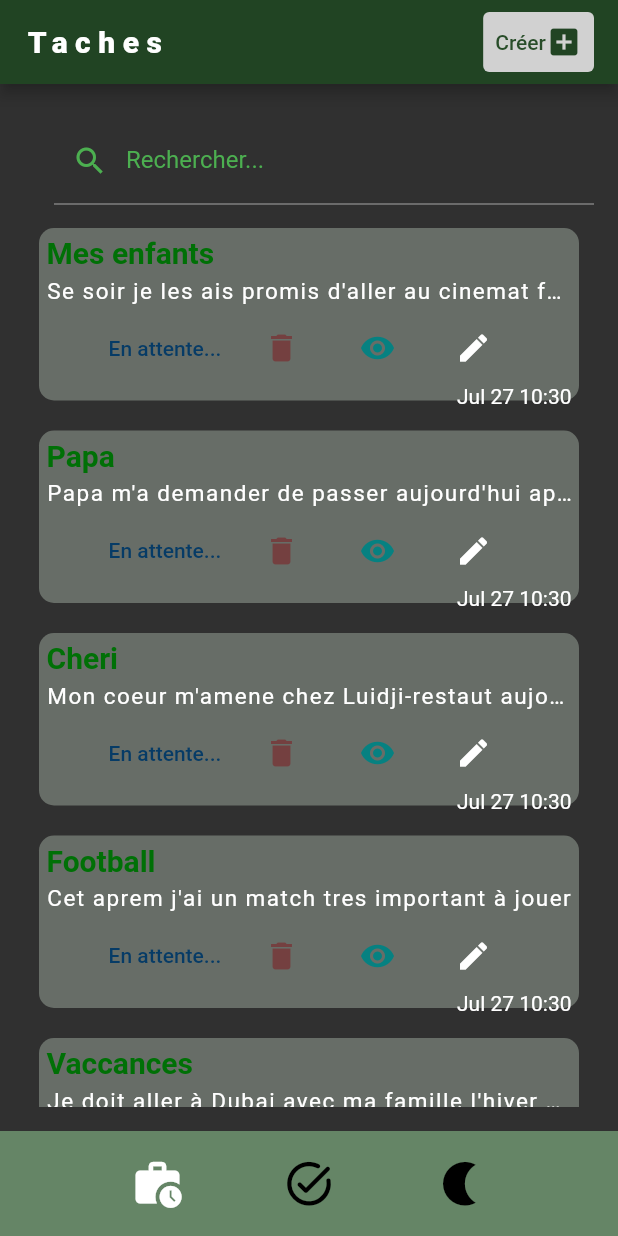
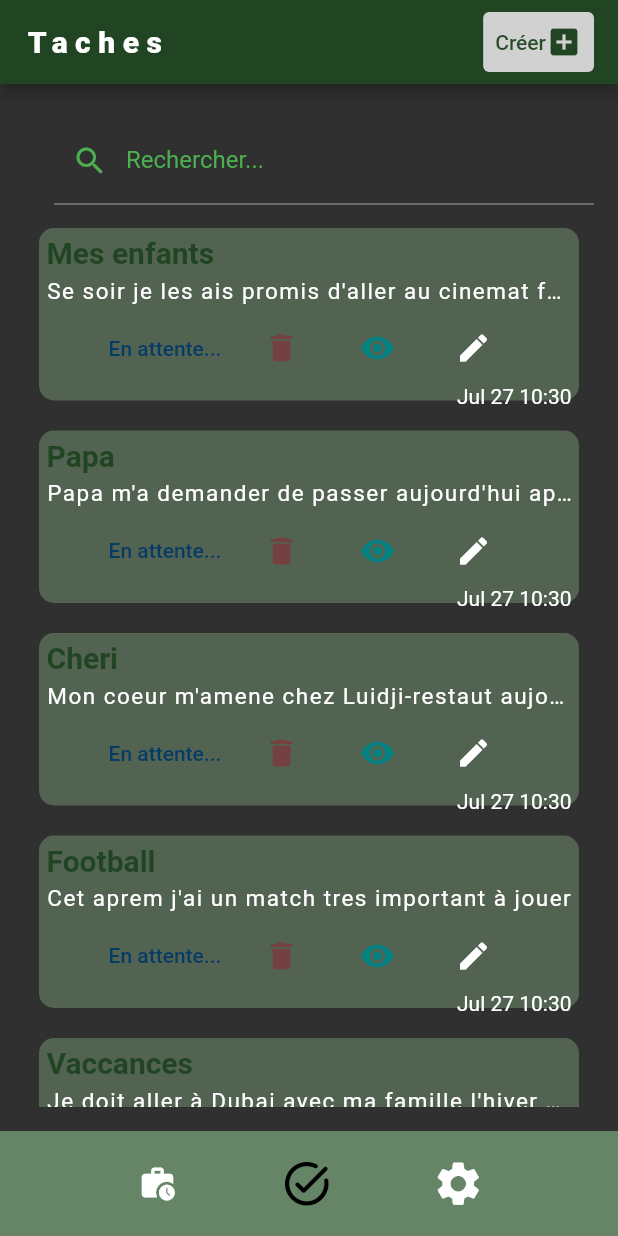
Before and after one commit to bassakendev/ben_flutter, a Flutter app: the screen it shows after launch, on a phone screen of 412 x 824 dp. Run offline on Flutter 3.47's test engine with Material 2 defaults, Android fonts, the phone set to English and light mode, and no system bars; our stand-ins replace sqflite; accounts and stored records are empty.

Commit message:
setting-mone-ok

```diff
--- a/lib/assset/Home.dart
+++ b/lib/assset/Home.dart
@@ -1,6 +1,9 @@
 // ignore_for_file: file_names, use_key_in_widget_constructors, prefer_const_constructors, prefer_const_literals_to_create_immutables, must_be_immutable, library_private_types_in_public_api
 
-import '../controller/TacheController.dart';
+import 'package:flutter/services.dart';
+
+import 'Settings.dart';
+import '../tacheController/TacheController.dart';
 import 'Recherche.dart';
 import '../dataBase/Tache.dart';
 
@@ -12,9 +15,9 @@ class Home extends StatefulWidget {
 }
 
 class _HomeState extends State<Home> {
-  void iconIndex(id) {
+  void changeIndexIconFooter(index) {
     setState(() {
-      endsTasks = id;
+      indexIconFooter = index;
     });
   }
 
@@ -34,7 +37,6 @@ class _HomeState extends State<Home> {
         title: 'Bassakendev',
         home: Scaffold(
           appBar: AppBar(
-            automaticallyImplyLeading: false,
             title: Row(children: [
               Text('Taches'),
               Spacer(),
@@ -64,7 +66,7 @@ class _HomeState extends State<Home> {
                         color: light
                             ? Color.fromARGB(255, 89, 172, 90)
                             : Color.fromARGB(255, 33, 68, 35))
-                  ])),
+                  ]))
             ]),
             backgroundColor: light
                 ? Color.fromARGB(255, 89, 172, 90)
@@ -78,7 +80,7 @@ class _HomeState extends State<Home> {
           ),
           body: Padding(
             padding: EdgeInsets.all(16.0),
-            child: Recherche(),
+            child: indexIconFooter == 2 ? Settings() : Recherche(),
           ),
           bottomNavigationBar: Container(
             height: 70.0, // Hauteur du footer
@@ -88,30 +90,32 @@ class _HomeState extends State<Home> {
                     255, 101, 133, 102), // Couleur de fond du footer
             child: Row(mainAxisAlignment: MainAxisAlignment.center, children: [
               IconButton(
-                  color: endsTasks == 0 ? Colors.white : Colors.black,
-                  iconSize: 35,
+                  color: indexIconFooter == 0 ? Colors.white : Colors.black,
+                  iconSize: 25,
                   onPressed: () => {
-                        iconIndex(0),
+                        changeIndexIconFooter(0),
                       },
                   icon: Icon(Icons.work_history)),
               SizedBox(
                 width: 50,
               ),
               IconButton(
-                  color: endsTasks == 1 ? Colors.white : Colors.black,
+                  color: indexIconFooter == 1 ? Colors.white : Colors.black,
                   iconSize: 35,
                   onPressed: () => {
-                        iconIndex(1),
+                        changeIndexIconFooter(1),
                       },
                   icon: Icon(Icons.task_alt_rounded)),
               SizedBox(
                 width: 50,
               ),
               IconButton(
-                  color: light ? Colors.white : Colors.black,
                   iconSize: 35,
-                  onPressed: () => {changeMode()},
-                  icon: light ? Icon(Icons.sunny) : Icon(Icons.nightlight))
+                  onPressed: () => {
+                        Navigator.push(context,
+                            MaterialPageRoute(builder: (context) => Settings()))
+                      },
+                  icon: Icon(Icons.settings))
             ]),
           ),
         ));
--- a/lib/assset/ListDeTache.dart
+++ b/lib/assset/ListDeTache.dart
@@ -1,7 +1,7 @@
 // ignore_for_file: prefer_const_constructors, use_key_in_widget_constructors, must_be_immutable, file_names, lendsTasksrary_private_types_in_public_api, unused_element, prefer_const_constructors_in_immutables, library_private_types_in_public_api, prefer_const_literals_to_create_immutables
 
 import 'package:flutter/material.dart';
-import '../controller/TacheController.dart';
+import '../tacheController/TacheController.dart';
 import '../dataBase/Tache.dart';
 
 class ListDeTache extends StatefulWidget {
@@ -28,7 +28,7 @@ class _ListDeTacheState extends State<ListDeTache> {
       child: Container(
         decoration: BoxDecoration(borderRadius: BorderRadius.circular(20)),
         child: ListView.builder(
-          itemCount: endsTasks == 0
+          itemCount: indexIconFooter == 0
               ? tachesCopy
                   .where((tache) =>
                       tache.getFind() == true && tache.getStatut() == false)
@@ -38,7 +38,7 @@ class _ListDeTacheState extends State<ListDeTache> {
                       tache.getStatut() == true && tache.getFind() == true)
                   .length,
           itemBuilder: (context, i) {
-            Tache tache = endsTasks == 0
+            Tache tache = indexIconFooter == 0
                 ? tachesCopy
                     .where((tache) =>
                         tache.getFind() == true && tache.getStatut() == false)
@@ -47,18 +47,14 @@ class _ListDeTacheState extends State<ListDeTache> {
                     .where((tache) =>
                         tache.getStatut() == true && tache.getFind() == true)
                     .toList()[i];
-            return ListBody(
-              children: [
-                Opacity(
-                    opacity: 1.0,
-                    child: Container(
+            return Container(
                       margin: EdgeInsets.all(10),
                       height: 115,
                       padding: EdgeInsets.all(5),
                       decoration: BoxDecoration(
                         color: light
                             ? Color.fromARGB(255, 214, 230, 214)
-                            : Color.fromARGB(255, 103, 109, 103),
+                    : Color.fromARGB(255, 82, 99, 82),
                         borderRadius: BorderRadius.circular(10),
                       ),
                       child: Column(
@@ -70,7 +66,9 @@ class _ListDeTacheState extends State<ListDeTache> {
                                 // tache.titre,
                                 tache.titre,
                                 style: TextStyle(
-                                  color: Color.fromARGB(255, 0, 112, 6),
+                          color: light
+                              ? Color.fromARGB(255, 0, 112, 6)
+                              : Color.fromARGB(255, 33, 68, 35),
                                   fontSize: 20,
                                   fontWeight: FontWeight.bold,
                                 ),
@@ -159,8 +157,7 @@ class _ListDeTacheState extends State<ListDeTache> {
                           ),
                         ],
                       ),
-                    ))
-              ],
+
             );
           },
         ),
--- a/lib/dataBase/Tache.dart
+++ b/lib/dataBase/Tache.dart
@@ -2,8 +2,8 @@
 import 'package:intl/intl.dart';
 import 'dart:core';
 
+DateTime now = DateTime.now();
 
-DateTime now = DateTime.now();
 class Tache {
   static int lastId = -1;
   String titre;
@@ -39,11 +39,7 @@ class Tache {
   }
 
   Map<String, dynamic> toMap() {
-    return {
-      'titre': titre,
-      'description': description,
-      'createdAt': createdAt
-    };
+    return {'titre': titre, 'description': description, 'createdAt': createdAt};
   }
 
   // Implement toString to make it easier to see information about
@@ -61,13 +57,15 @@ List<Tache> taches = [
       DateFormat('MMM d HH:mm').format(now)),
   Tache('Cheri', 'Mon coeur m\'amene chez Luidji-restaut aujourd\'hui',
       DateFormat('MMM d HH:mm').format(now)),
-  Tache('Papa',
+  Tache(
+      'Papa',
       'Papa m\'a demander de passer aujourd\'hui apparemment il aurais un soucis',
       DateFormat('MMM d HH:mm').format(now)),
-  Tache('Mes enfants',
+  Tache(
+      'Mes enfants',
       'Se soir je les ais promis d\'aller au cinemat faut pas que je gaf car je les connais',
       DateFormat('MMM d HH:mm').format(now))
 ];
 
-int endsTasks = 0;
+int indexIconFooter = 0;
 bool light = false;
--- a/pubspec.yaml
+++ b/pubspec.yaml
@@ -1,4 +1,4 @@
-name: ben_flutter
+name: todoList
 description: A new Flutter project.
 # The following line prevents the package from being accidentally published to
 # pub.dev using `flutter pub publish`. This is preferred for private packages.
```
Also changed, not shown: lib/assset/Settings.dart (added, +140 -0 lines), lib/tacheController/CreatTache.dart (renamed from lib/controller/CreatTache.dart, +6 -8 lines), lib/tacheController/UpdateTache.dart (renamed from lib/controller/UpdateTache.dart, +7 -9 lines), lib/tacheController/ShowTache.dart (renamed from lib/controller/ShowTache.dart), lib/tacheController/TacheController.dart (renamed from lib/controller/TacheController.dart).
